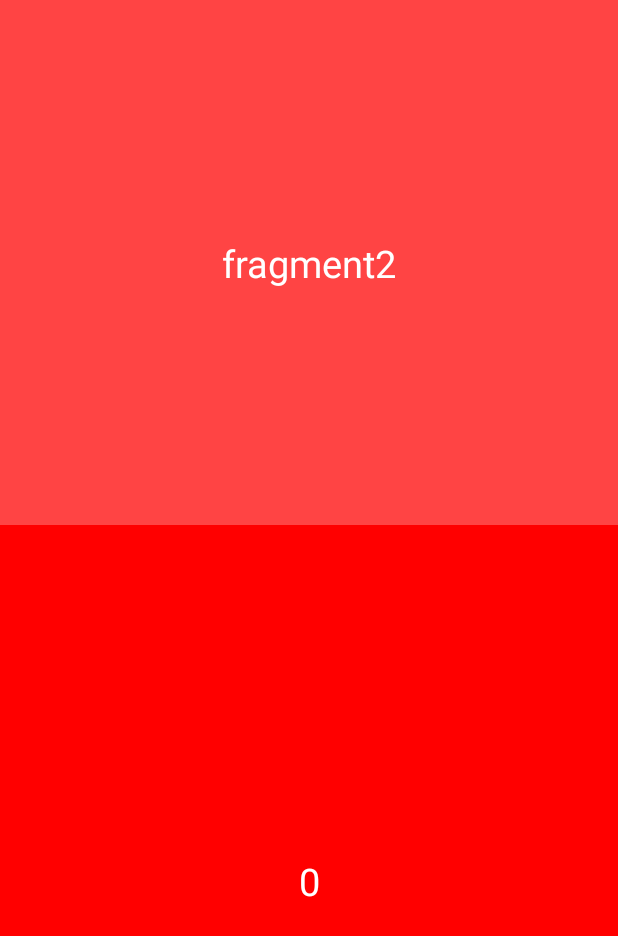
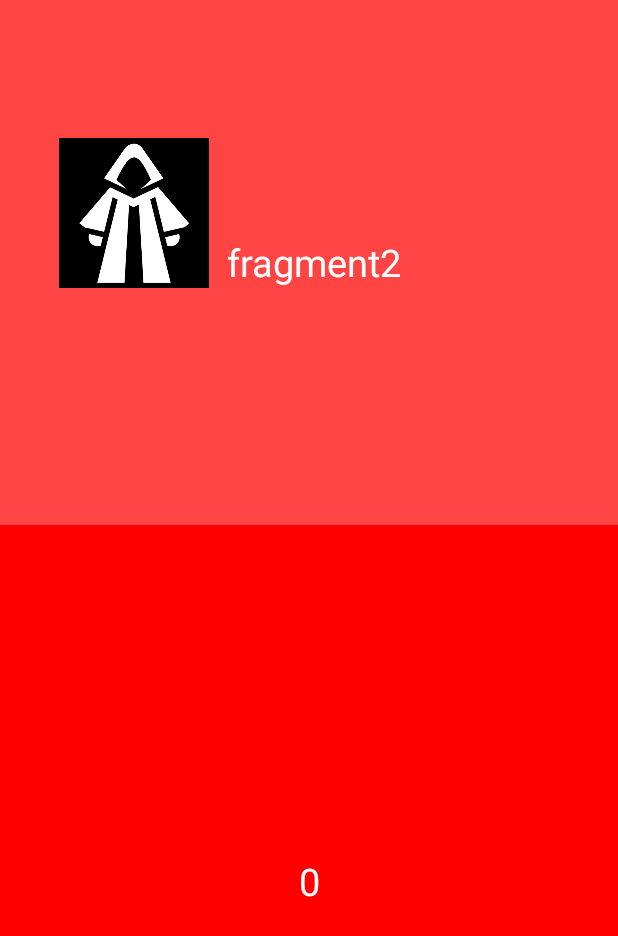
Before and after one commit to ChapaevAnton/App28, an Android app: the screen it shows after launch (MainActivity_28_8), after a tap on "fragment1", on a phone screen of 412 x 824 dp. Shown: the top 936 px of the screen. Run offline under Robolectric (Android 15) with nearby library versions, the phone set to English and light mode, and no system bars.

Commit message:
28.8. Fragment animation

```diff
--- a/app/src/main/java/com/w4eret1ckrtb1tch/app28/TwoFragment.kt
+++ b/app/src/main/java/com/w4eret1ckrtb1tch/app28/TwoFragment.kt
@@ -5,20 +5,30 @@ import android.view.Gravity
 import android.view.LayoutInflater
 import android.view.View
 import android.view.ViewGroup
+import android.widget.ImageView
+import androidx.core.view.ViewCompat
 import androidx.fragment.app.Fragment
+import androidx.transition.AutoTransition
+import androidx.transition.Fade
 import androidx.transition.Slide
+
+const val TRANSITION_IMAGE = "image_name"
+
 
 class TwoFragment : Fragment() {
 
-
-    init {
+    override fun onCreate(savedInstanceState: Bundle?) {
+        super.onCreate(savedInstanceState)
         enterTransition = Slide(Gravity.END).apply {
             duration = 500
             mode = Slide.MODE_IN
         }
+
         returnTransition = Slide(Gravity.END).apply {
             duration = 500
         }
+
+        exitTransition = Fade().setDuration(500L)
     }
 
     override fun onCreateView(
@@ -28,4 +38,25 @@ class TwoFragment : Fragment() {
     ): View? {
         return inflater.inflate(R.layout.fragment_two, container, false)
     }
+
+
+    override fun onViewCreated(view: View, savedInstanceState: Bundle?) {
+        super.onViewCreated(view, savedInstanceState)
+
+        val image: ImageView = view.findViewById(R.id.fragment_2_image)
+        ViewCompat.setTransitionName(image, TRANSITION_IMAGE)
+
+        image.setOnClickListener {
+
+            parentFragmentManager
+                .beginTransaction()
+                .setReorderingAllowed(true)
+                .addSharedElement(image, TRANSITION_NAME)
+                .addToBackStack("TwoFragment")
+                .replace(R.id.container_fragment, ThreeFragment())
+                .commit()
+        }
+
+
+    }
 }
--- a/app/src/main/res/layout/fragment_two.xml
+++ b/app/src/main/res/layout/fragment_two.xml
@@ -1,20 +1,36 @@
 <?xml version="1.0" encoding="utf-8"?>
 <androidx.constraintlayout.widget.ConstraintLayout xmlns:android="http://schemas.android.com/apk/res/android"
     xmlns:app="http://schemas.android.com/apk/res-auto"
+    xmlns:tools="http://schemas.android.com/tools"
     android:layout_width="match_parent"
     android:layout_height="match_parent"
     android:background="@android:color/holo_red_light">
+
+    <ImageView
+        android:id="@+id/fragment_2_image"
+        android:layout_width="100dp"
+        android:layout_height="100dp"
+        android:layout_marginStart="69dp"
+        android:layout_marginEnd="42dp"
+        android:src="@drawable/robe"
+        app:layout_constraintBottom_toBottomOf="@+id/fragment_2_text"
+        app:layout_constraintEnd_toStartOf="@+id/fragment_2_text"
+        app:layout_constraintStart_toStartOf="parent" />
 
     <TextView
         android:id="@+id/fragment_2_text"
         android:layout_width="wrap_content"
         android:layout_height="wrap_content"
+        android:layout_marginEnd="84dp"
         android:text="fragment2"
         android:textColor="@color/white"
         android:textSize="25sp"
         app:layout_constraintBottom_toBottomOf="parent"
         app:layout_constraintEnd_toEndOf="parent"
+        app:layout_constraintHorizontal_bias="0.715"
+        app:layout_constraintStart_toEndOf="@+id/fragment_2_image"
         app:layout_constraintStart_toStartOf="parent"
-        app:layout_constraintTop_toTopOf="parent" />
+        app:layout_constraintTop_toTopOf="parent"
+        app:layout_constraintVertical_bias="0.499" />
 
 </androidx.constraintlayout.widget.ConstraintLayout>
```
Also changed, not shown: app/src/main/java/com/w4eret1ckrtb1tch/app28/ThreeFragment.kt (added, +40 -0 lines), app/src/main/res/layout/fragment_three.xml (added, +33 -0 lines).
